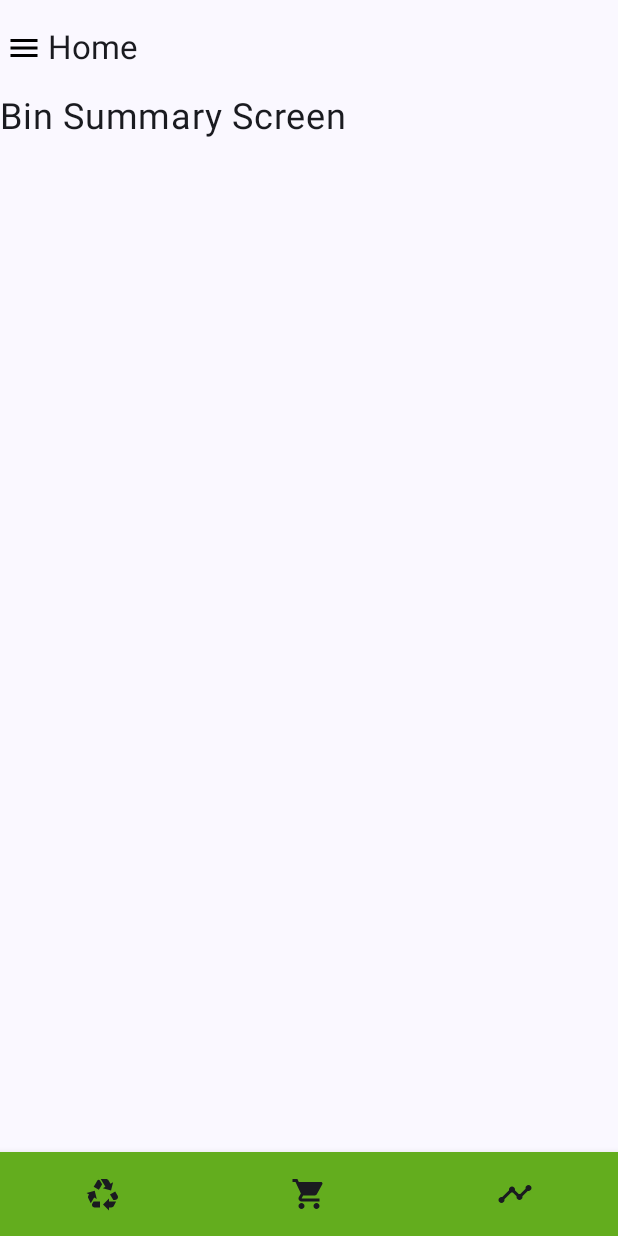
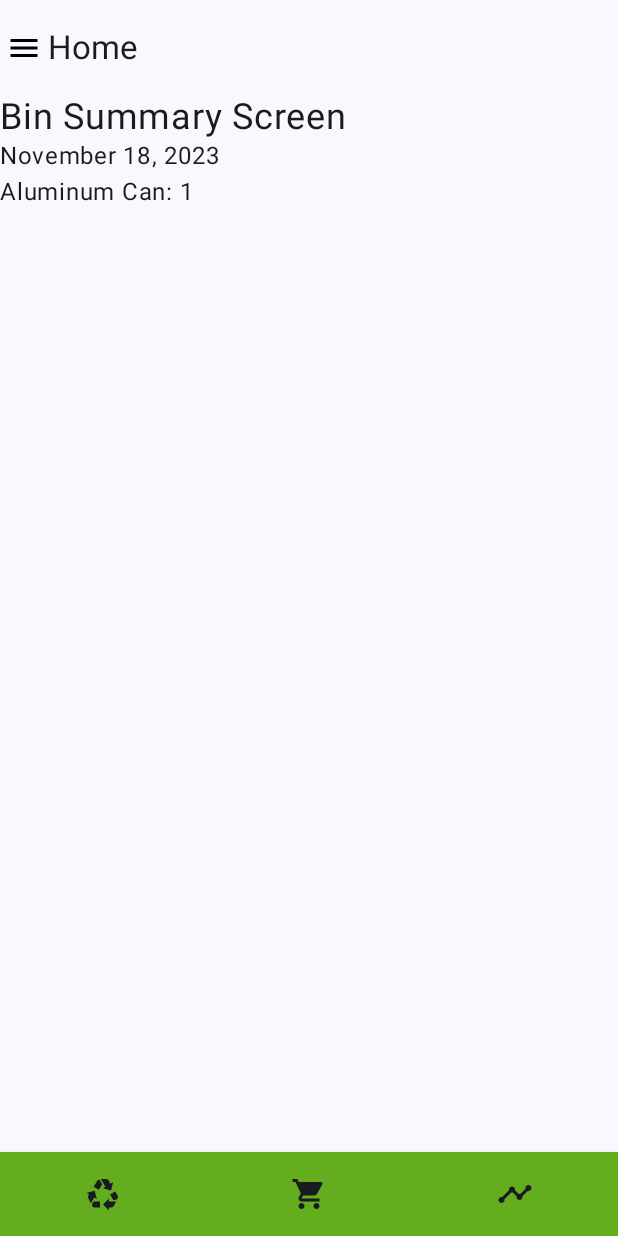
Before and after one commit to jaredbaca/RecyclingTracker, an Android app built with Jetpack Compose: the BinSummaryScreen screen opened through its navigation route, on a phone screen of 412 x 824 dp. Run offline under Robolectric (Android 15) with nearby library versions, the phone set to English and light mode, and no system bars.

Commit message:
fixed viewModel and added to bin summary page

```diff
--- a/app/src/main/java/edu/bu/recyclingtracker/MainActivity.kt
+++ b/app/src/main/java/edu/bu/recyclingtracker/MainActivity.kt
@@ -12,7 +12,7 @@ import androidx.compose.ui.Modifier
 import androidx.compose.ui.modifier.modifierLocalConsumer
 import androidx.compose.ui.tooling.preview.Preview
 import edu.bu.recyclingtracker.ui.LogRecyclablesViewModel
-import edu.bu.recyclingtracker.ui.screens.LogRecyclablesScreen
+//import edu.bu.recyclingtracker.ui.screens.LogRecyclablesScreen
 import edu.bu.recyclingtracker.ui.screens.RecyclingTrackerNavigationGraph
 import edu.bu.recyclingtracker.ui.theme.RecyclingTrackerTheme
 
@@ -35,6 +35,7 @@ class MainActivity : ComponentActivity() {
 
 @Composable
 fun RecyclingTrackerApp() {
+
     RecyclingTrackerNavigationGraph()
 }
 
--- a/app/src/main/java/edu/bu/recyclingtracker/data/Constants.kt
+++ b/app/src/main/java/edu/bu/recyclingtracker/data/Constants.kt
@@ -1,7 +1,22 @@
 package edu.bu.recyclingtracker.data
 
-val recyclables = listOf(
-    "Aluminum Can",
-    "Glass Bottle",
-    "Plastic Bottle"
+import androidx.compose.runtime.mutableStateOf
+import edu.bu.recyclingtracker.R
+
+//val recyclables = listOf(
+//    "Aluminum Can",
+//    "Glass Bottle",
+//    "Plastic Bottle"
+//)
+
+val recyclables = mutableStateOf( listOf(
+   RecyclingItemUiState("Aluminum Can"),
+    RecyclingItemUiState("Glass Bottle"),
+    RecyclingItemUiState("Plastic Bottle")
+))
+
+val icons = listOf(
+    R.drawable.aluminum_can,
+    R.drawable.glass_bottle,
+    R.drawable.plastic_bottle,
 )
--- a/app/src/main/java/edu/bu/recyclingtracker/data/RecyclingItemUiState.kt
+++ b/app/src/main/java/edu/bu/recyclingtracker/data/RecyclingItemUiState.kt
@@ -3,6 +3,6 @@ package edu.bu.recyclingtracker.data
 data class RecyclingItemUiState(
     val name: String,
 //    val category: String,
-    val isSelected: Boolean,
-    val quantity: Int
+    var isSelected: Boolean = false,
+    var quantity: Int = 0
 )
--- a/app/src/main/java/edu/bu/recyclingtracker/ui/LogRecyclablesViewModel.kt
+++ b/app/src/main/java/edu/bu/recyclingtracker/ui/LogRecyclablesViewModel.kt
@@ -17,22 +17,51 @@ data class count(
 
 class LogRecyclablesViewModel : ViewModel() {
 
-    val uiState = mutableStateOf(RecyclingPageUiState())
+    data class RecyclingPageUiState(
+        var itemCounts: State<List<RecyclingItemUiState>> = mutableStateOf( listOf())
+    )
 
-    var _count by mutableStateOf(count(recyclables.associateWith { 0 }.toMutableMap()))
+    var uiState = mutableStateOf(RecyclingPageUiState(recyclables))
 
-    fun updateCount(newCount: count) {
-        _count.items = newCount.items
+    fun getItemNames() : MutableList<String> {
+        var itemNames: MutableList<String> = mutableListOf()
+        uiState.value.itemCounts.value.forEach { itemNames.add(it.name) }
+        return itemNames
     }
+
+    fun incrementCount(itemName:String) {
+        //Add exception here
+        val newItemCounts: MutableList<RecyclingItemUiState> = uiState.value.itemCounts.value.toMutableList()
+        newItemCounts.forEach {
+            if(it.name == itemName)
+                it.quantity = it.quantity+1
+        }
+        uiState.value = uiState.value.copy(
+            itemCounts = mutableStateOf( newItemCounts)
+
+        )
+    }
+
+    fun decrementCount(itemName:String) {
+        //Add exception here
+        val newItemCounts: MutableList<RecyclingItemUiState> = uiState.value.itemCounts.value.toMutableList()
+        newItemCounts.forEach {
+            if(it.name == itemName && it.quantity > 0)
+                it.quantity = it.quantity-1
+        }
+        uiState.value = uiState.value.copy(
+            itemCounts = mutableStateOf( newItemCounts)
+        )
+    }
+
+//    var _count by mutableStateOf(count(recyclables.associateWith { 0 }.toMutableMap()))
+
+//    fun updateCount(newCount: count) {
+//        _count.items = newCount.items
+//    }
 
 //    val selectedItems = mutableListOf<String>()
     var itemList: MutableList<String> = mutableListOf()
-
-    data class RecyclingPageUiState(
-//        var selectedItems: List<String> = listOf(),
-//        val selectedItem: String = "",
-        var itemCounts: MutableList<RecyclingItemUiState> = mutableListOf()
-    )
 
     var testString by mutableStateOf("test")
 
--- a/app/src/main/java/edu/bu/recyclingtracker/ui/components/Counter.kt
+++ b/app/src/main/java/edu/bu/recyclingtracker/ui/components/Counter.kt
@@ -11,19 +11,27 @@ import androidx.compose.runtime.Composable
 import androidx.compose.ui.Alignment
 import androidx.compose.ui.text.style.TextAlign
 import edu.bu.recyclingtracker.RecyclableItemViewModel
+import edu.bu.recyclingtracker.data.RecyclingItemUiState
+import edu.bu.recyclingtracker.ui.LogRecyclablesViewModel
 
 @Composable
-fun Counter(itemViewModel: RecyclableItemViewModel, visible:Boolean) {
+fun Counter(viewModel: LogRecyclablesViewModel,
+            itemUiState: RecyclingItemUiState,
+            visible:Boolean,
+            name: String,
+            index: Int
+) {
+
     if(visible) {
         Row(verticalAlignment = Alignment.CenterVertically) {
 
-            IconButton(onClick = {itemViewModel.decrementCount()}) {
+            IconButton(onClick = {viewModel.decrementCount(name)}) {
                 Icon(imageVector = Icons.Default.RemoveCircle, contentDescription = "")
             }
-            Text(text = itemViewModel.itemInfo.value.quantity.toString(),
+            Text(text = viewModel.uiState.value.itemCounts.value[index].quantity.toString(),
                 textAlign = TextAlign.Center
             )
-            IconButton(onClick = {itemViewModel.incrementCount()}) {
+            IconButton(onClick = {viewModel.incrementCount(name)}) {
                 Icon(imageVector = Icons.Filled.AddCircle, contentDescription = "")
             }
         }
--- a/app/src/main/java/edu/bu/recyclingtracker/ui/components/ItemCard.kt
+++ b/app/src/main/java/edu/bu/recyclingtracker/ui/components/ItemCard.kt
@@ -40,15 +40,15 @@ import edu.bu.recyclingtracker.RecyclableItemViewModel
 import edu.bu.recyclingtracker.data.RecyclingItemUiState
 import edu.bu.recyclingtracker.data.UserDataUiEvents
 import edu.bu.recyclingtracker.ui.LogRecyclablesViewModel
-import edu.bu.recyclingtracker.ui.screens.viewModel
+//import edu.bu.recyclingtracker.ui.screens.viewModel
 
 @Composable
-
 fun ItemCard(image:Int,
              selected:Boolean,
              name:String,
-             itemViewModel:RecyclableItemViewModel,
-//             itemSelected: (name:String) -> Unit
+             itemUiState: RecyclingItemUiState,
+             viewModel: LogRecyclablesViewModel,
+             index: Int
              )
 {
     Column(
@@ -73,7 +73,7 @@ fun ItemCard(image:Int,
                     .fillMaxSize()
                     .border(
                         width = 1.dp,
-                        color = if (itemViewModel.itemInfo.value.quantity > 0) Color.Green else Color.Transparent,
+                        color = if (itemUiState.quantity > 0) Color.Green else Color.Transparent,
                         shape = RoundedCornerShape(8.dp),
                     )
 
@@ -83,8 +83,8 @@ fun ItemCard(image:Int,
                         .fillMaxSize()
 //                    .padding(16.dp)
                         .clickable {
-                            itemViewModel.incrementCount()
-                            Log.d("itemCount", itemViewModel.itemInfo.toString())
+                            viewModel.incrementCount(name)
+                            Log.d("itemCount", viewModel.uiState.value.itemCounts.value[index].toString())
                         }
                     ,
                     painter = painterResource(id = image),
@@ -93,7 +93,10 @@ fun ItemCard(image:Int,
             }
         }
         Text(text = name)
-        Counter(itemViewModel = itemViewModel, visible = itemViewModel.itemInfo.value.quantity>0)
+        Counter(viewModel = viewModel,
+            itemUiState,
+            visible = viewModel.uiState.value.itemCounts.value[index].quantity > 0,
+            name, index)
     }
 }
 
--- a/app/src/main/java/edu/bu/recyclingtracker/ui/components/ItemGrid.kt
+++ b/app/src/main/java/edu/bu/recyclingtracker/ui/components/ItemGrid.kt
@@ -17,11 +17,13 @@ import androidx.compose.ui.text.style.TextAlign
 import androidx.compose.ui.unit.dp
 import androidx.compose.ui.unit.sp
 import edu.bu.recyclingtracker.RecyclableItemViewModel
-import edu.bu.recyclingtracker.ui.screens.icons
-//import edu.bu.recyclingtracker.ui.screens.recyclables
+import edu.bu.recyclingtracker.ui.LogRecyclablesViewModel
 
 @Composable
-fun ItemGrid(icons:List<Int>, title:String, recyclableItems:List<String>) {
+fun ItemGrid(icons:List<Int>, title:String, recyclableItems:List<String>, viewModel: LogRecyclablesViewModel) {
+
+    val uiState = viewModel.uiState
+
     Column {
         Text(
             text = title,
@@ -33,20 +35,13 @@ fun ItemGrid(icons:List<Int>, title:String, recyclableItems:List<String>) {
         )
         LazyVerticalGrid(columns = GridCells.Adaptive(minSize = 128.dp), content = {
             items(icons.size) { index ->
-//                    selectedState = model.itemList.contains(recyclables[index])
 
                 ItemCard(image = icons[index],
                     selected = false,
                     name = recyclableItems[index],
-                    itemViewModel = RecyclableItemViewModel(
-                        name = recyclableItems[index]
-                    ),
-//                            itemSelected = {
-//                                model.addItem(it)
-//                                model.onEvent(
-//                                    UserDataUiEvents.itemSelected(it)
-//                                )
-//                            }
+                    itemUiState = uiState.value.itemCounts.value[index],
+                    viewModel,
+                    index
                 )
             }
         }
--- a/app/src/main/java/edu/bu/recyclingtracker/ui/screens/BinSummaryScreen.kt
+++ b/app/src/main/java/edu/bu/recyclingtracker/ui/screens/BinSummaryScreen.kt
@@ -1,5 +1,6 @@
 package edu.bu.recyclingtracker.ui.screens
 
+import androidx.compose.foundation.layout.Column
 import androidx.compose.foundation.layout.Row
 import androidx.compose.foundation.layout.fillMaxSize
 import androidx.compose.foundation.layout.fillMaxWidth
@@ -18,13 +19,16 @@ import androidx.navigation.NavController
 import androidx.navigation.compose.rememberNavController
 import edu.bu.recyclingtracker.data.navItems
 import edu.bu.recyclingtracker.data.recyclables
+import edu.bu.recyclingtracker.ui.LogRecyclablesViewModel
 import edu.bu.recyclingtracker.ui.components.AppToolbar
 import edu.bu.recyclingtracker.ui.components.ItemGrid
 import edu.bu.recyclingtracker.ui.components.bottomNavBar2
+import java.text.SimpleDateFormat
+import java.util.Date
 
 @OptIn(ExperimentalMaterial3Api::class)
 @Composable
-fun BinSummaryScreen(navController: NavController) {
+fun BinSummaryScreen(navController: NavController, viewModel: LogRecyclablesViewModel) {
 
     Scaffold(
         topBar = {
@@ -41,10 +45,31 @@ fun BinSummaryScreen(navController: NavController) {
                 .fillMaxSize()
                 .padding(paddingValues)
         ) {
-            Text(
-                text = "Bin Summary Screen",
-                fontSize = 24.sp
-            )
+            Column {
+                Row {
+                    Text(
+                        text = "Bin Summary Screen",
+                        fontSize = 24.sp
+                    )
+                }
+
+                val dateFormat: SimpleDateFormat = SimpleDateFormat("MMMM d, yyyy")
+
+
+                Row {
+                    Text(text = dateFormat.format(Date()))
+                }
+
+                viewModel.uiState.value.itemCounts.value.forEach {
+                    if(it.quantity > 0) {
+                        Row {
+                            Text(text = "${it.name}: ${it.quantity}")
+                        }
+                    }
+                }
+
+            }
+
         }
     }
 }
--- a/app/src/main/java/edu/bu/recyclingtracker/ui/screens/HomeScreen.kt
+++ b/app/src/main/java/edu/bu/recyclingtracker/ui/screens/HomeScreen.kt
@@ -19,6 +19,7 @@ import androidx.navigation.compose.NavHost
 import androidx.navigation.compose.composable
 import androidx.navigation.compose.rememberNavController
 import edu.bu.recyclingtracker.RecyclableItemViewModel
+import edu.bu.recyclingtracker.data.icons
 import edu.bu.recyclingtracker.data.navItems
 import edu.bu.recyclingtracker.data.recyclables
 import edu.bu.recyclingtracker.ui.LogRecyclablesViewModel
@@ -31,7 +32,7 @@ import edu.bu.recyclingtracker.ui.components.bottomNavBar2
 @ExperimentalMaterial3Api
 @OptIn(ExperimentalMaterial3Api::class)
 @Composable
-fun HomeScreen(navController: NavController) {
+fun HomeScreen(navController: NavController, viewModel: LogRecyclablesViewModel) {
     Scaffold(
         topBar = {
             AppToolbar(toolbarTitle = "Home")
@@ -51,7 +52,7 @@ fun HomeScreen(navController: NavController) {
             Row(
                 modifier = Modifier.fillMaxWidth()
             ) {
-                ItemGrid(icons, "Plastics", recyclables)
+                ItemGrid(icons, "Plastics", viewModel.getItemNames(), viewModel)
             }
         }
     }
--- a/app/src/main/java/edu/bu/recyclingtracker/ui/screens/RecyclingTrackerNavigationGraph.kt
+++ b/app/src/main/java/edu/bu/recyclingtracker/ui/screens/RecyclingTrackerNavigationGraph.kt
@@ -10,24 +10,24 @@ import edu.bu.recyclingtracker.ui.LogRecyclablesViewModel
 
 @OptIn(ExperimentalMaterial3Api::class)
 @Composable
-fun RecyclingTrackerNavigationGraph(model: LogRecyclablesViewModel = viewModel()) {
+fun RecyclingTrackerNavigationGraph(recyclablesViewModel: LogRecyclablesViewModel = viewModel()) {
     val navController = rememberNavController()
 
     NavHost(navController = navController, startDestination = Routes.HOME_SCREEN) {
-        composable(Routes.LOG_RECYCLABLES_SCREEN) {
-            LogRecyclablesScreen(model)
-        }
+//        composable(Routes.LOG_RECYCLABLES_SCREEN) {
+//            LogRecyclablesScreen(recyclablesViewModel)
+//        }
 
         composable(Routes.LOGIN_SCREEN) {
             LoginScreen()
         }
 
         composable(Routes.HOME_SCREEN) {
-            HomeScreen(navController)
+            HomeScreen(navController, recyclablesViewModel)
         }
 
         composable(Routes.BIN_SUMMARY_SCREEN) {
-            BinSummaryScreen(navController)
+            BinSummaryScreen(navController, recyclablesViewModel)
         }
 
         composable(Routes.STATS_SCREEN) {
```
Also changed, not shown: app/src/main/java/edu/bu/recyclingtracker/ui/screens/LogRecyclabesScreen.kt (+89 -88 lines).
